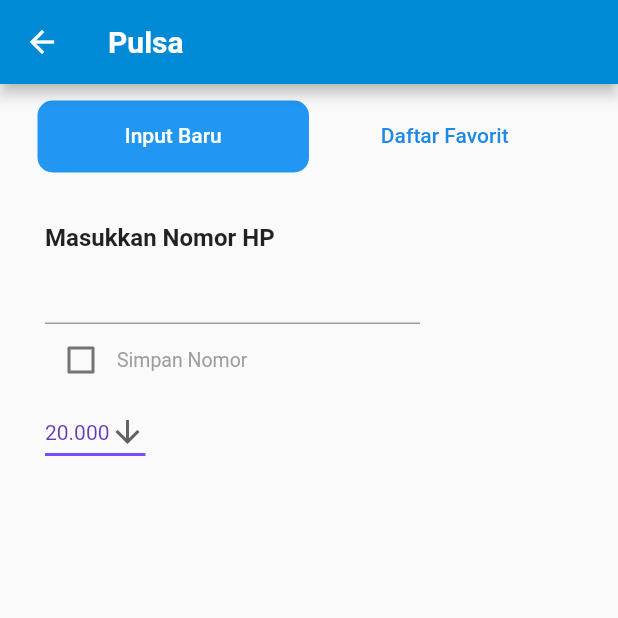
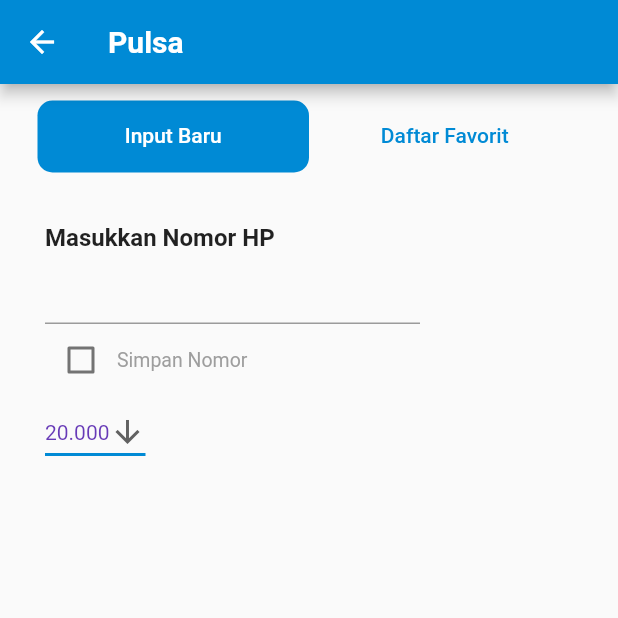
Before and after one commit to idhamramadito/robotbiru, a Flutter app: the PulsaPage screen opened by its route, on a phone screen of 412 x 824 dp, the top half of it. Run offline on Flutter 3.47's test engine with Material 2 defaults, Android fonts, the phone set to English and light mode, and no system bars; our stand-ins replace buttons_tabbar, modal_bottom_sheet.

Commit message:
changed theme colors of pulsapage.dart

```diff
--- a/homepage/lib/pages/submenu/pulsa/pulsapage.dart
+++ b/homepage/lib/pages/submenu/pulsa/pulsapage.dart
@@ -35,10 +35,10 @@ class _PulsaPageState extends State<PulsaPage> {
             margin: EdgeInsets.fromLTRB(25, 11, 25, 29),
             child: Scaffold(
                 appBar: TabBar(
-                  unselectedLabelColor: Colors.blue[600],
+                  unselectedLabelColor: Theme.of(context).primaryColor,
                   indicator: BoxDecoration(
                     borderRadius: BorderRadius.circular(10),
-                    color: Colors.blue,
+                    color: Theme.of(context).primaryColor,
                   ),
                   tabs: [
                     Tab(
@@ -94,7 +94,7 @@ class _PulsaPageState extends State<PulsaPage> {
                                   style: TextStyle(color: Colors.deepPurple),
                                   underline: Container(
                                     height: 2,
-                                    color: Colors.deepPurpleAccent,
+                                    color: Theme.of(context).primaryColor,
                                   ),
                                   onChanged: (String newValue) {
                                     setState(() {
```
